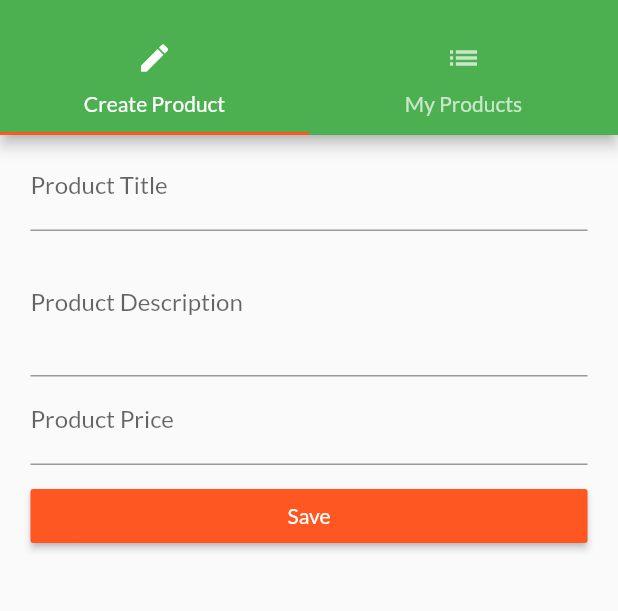
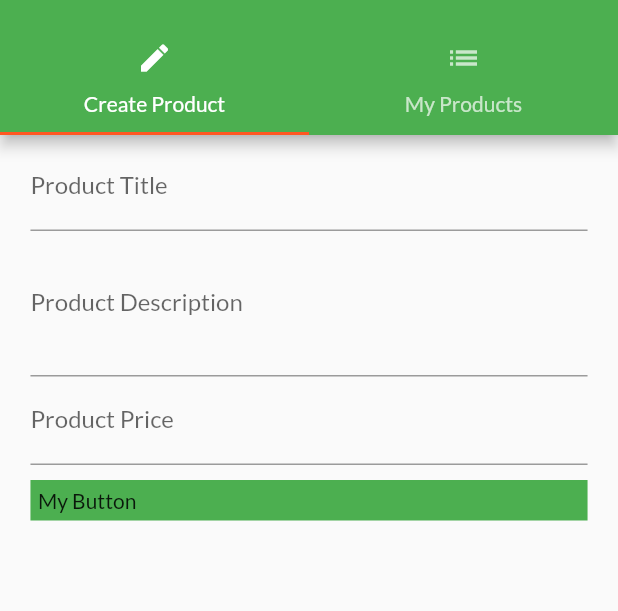
Before and after one commit to adeluleye/working-with-flutter, a Flutter app: the ProductsAdminPage screen opened by its route, on a phone screen of 412 x 824 dp, the part 60-671 px from its top. Run offline on Flutter 3.47's test engine with Material 2 defaults, Android fonts, the phone set to English and light mode, and no system bars.

```diff
--- a/lib/main.dart
+++ b/lib/main.dart
@@ -42,10 +42,12 @@ class _MyAppState extends State<MyApp> {
     return MaterialApp(
       //debugShowMaterialGrid: true,
       theme: ThemeData(
-          brightness: Brightness.light,
-          primarySwatch: Colors.green,
-          accentColor: Colors.deepOrange,
-          fontFamily: 'Lato'),
+        brightness: Brightness.light,
+        primarySwatch: Colors.green,
+        accentColor: Colors.deepOrange,
+        fontFamily: 'Lato',
+        buttonColor: Colors.deepPurple,
+      ),
       home: AuthPage(),
       routes: {
         '/products': (BuildContext context) => ProductsPage(_products),
--- a/lib/pages/product_create.dart
+++ b/lib/pages/product_create.dart
@@ -63,7 +63,7 @@ class _ProductCreatePageState extends State<ProductCreatePage> {
 
   Widget _buildSaveButton() {
     return RaisedButton(
-      color: Colors.deepOrange,
+      //color: Colors.deepOrange,
       textColor: Colors.black,
       child: Text(
         'Save',
@@ -73,6 +73,17 @@ class _ProductCreatePageState extends State<ProductCreatePage> {
         ),
       ),
       onPressed: _submitPressed,
+    );
+  }
+
+  Widget _buildGestureDetector() {
+    return GestureDetector(
+      onTap: _submitPressed,
+      child: Container(
+        color: Colors.green,
+        padding: EdgeInsets.all(5.0),
+        child: Text('My Button'),
+      ),
     );
   }
 
@@ -87,7 +98,8 @@ class _ProductCreatePageState extends State<ProductCreatePage> {
         _buildDescriptionTextField(),
         _buildPriceTextField(),
         _buildSizedBox(),
-        _buildSaveButton()
+        //_buildSaveButton()
+        _buildGestureDetector(),
       ],
     );
   }
```
